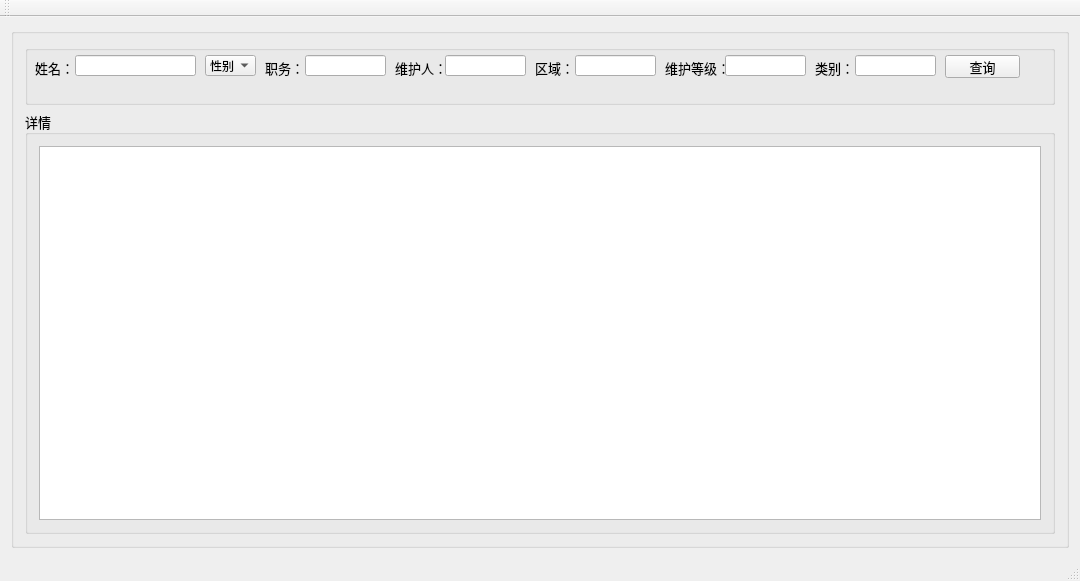
First picture: the form in custwindow.ui, repository Sagittarius/ForWuZhou, before the edit.
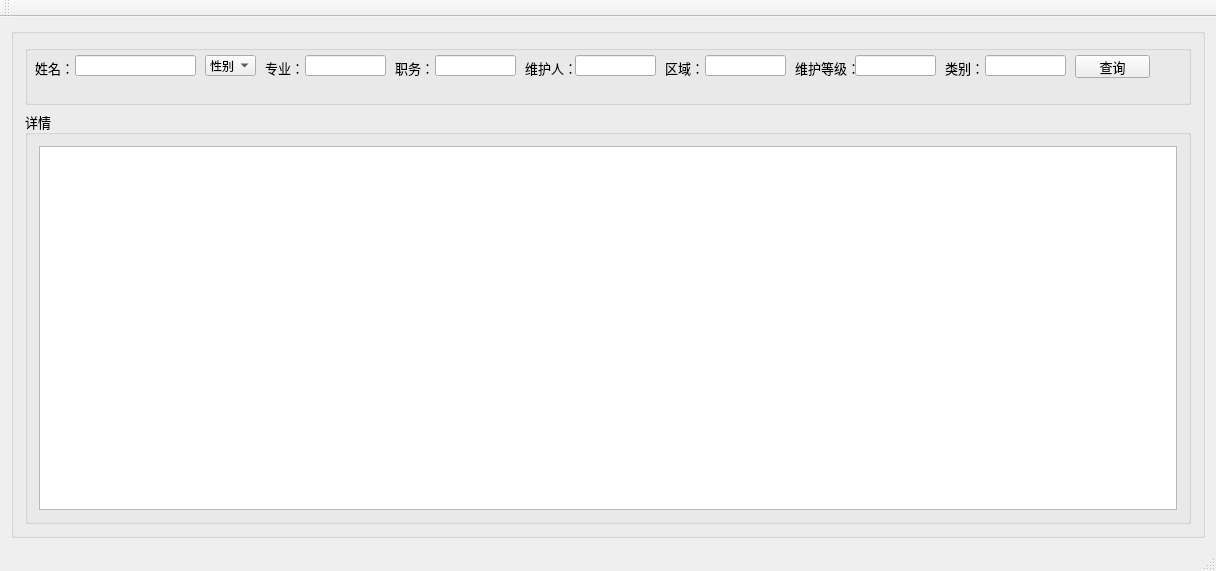
Second picture: the form after the edit. Icons and pictures are not drawn.

```diff
--- a/custwindow.ui
+++ b/custwindow.ui
@@ -6,8 +6,8 @@
    <rect>
     <x>0</x>
     <y>0</y>
-    <width>1080</width>
-    <height>581</height>
+    <width>1216</width>
+    <height>571</height>
    </rect>
   </property>
   <property name="windowTitle">
@@ -113,7 +113,7 @@
          <widget class="QLabel" name="posLabel">
           <property name="geometry">
            <rect>
-            <x>240</x>
+            <x>370</x>
             <y>10</y>
             <width>39</width>
             <height>26</height>
@@ -126,7 +126,7 @@
          <widget class="QLineEdit" name="posEdit">
           <property name="geometry">
            <rect>
-            <x>280</x>
+            <x>410</x>
             <y>10</y>
             <width>81</width>
             <height>21</height>
@@ -136,7 +136,7 @@
          <widget class="QLabel" name="mainPepLabel">
           <property name="geometry">
            <rect>
-            <x>370</x>
+            <x>500</x>
             <y>10</y>
             <width>51</width>
             <height>26</height>
@@ -149,7 +149,7 @@
          <widget class="QLineEdit" name="mainPepEdit">
           <property name="geometry">
            <rect>
-            <x>420</x>
+            <x>550</x>
             <y>10</y>
             <width>81</width>
             <height>21</height>
@@ -159,7 +159,7 @@
          <widget class="QLabel" name="areaLabel">
           <property name="geometry">
            <rect>
-            <x>510</x>
+            <x>640</x>
             <y>10</y>
             <width>51</width>
             <height>26</height>
@@ -172,7 +172,7 @@
          <widget class="QLineEdit" name="areaEdit">
           <property name="geometry">
            <rect>
-            <x>550</x>
+            <x>680</x>
             <y>10</y>
             <width>81</width>
             <height>21</height>
@@ -182,7 +182,7 @@
          <widget class="QLabel" name="mainLevLabel">
           <property name="geometry">
            <rect>
-            <x>640</x>
+            <x>770</x>
             <y>10</y>
             <width>61</width>
             <height>26</height>
@@ -195,7 +195,7 @@
          <widget class="QLineEdit" name="mainLevEdit">
           <property name="geometry">
            <rect>
-            <x>700</x>
+            <x>830</x>
             <y>10</y>
             <width>81</width>
             <height>21</height>
@@ -208,7 +208,7 @@
          <widget class="QPushButton" name="queryButton">
           <property name="geometry">
            <rect>
-            <x>920</x>
+            <x>1050</x>
             <y>10</y>
             <width>75</width>
             <height>23</height>
@@ -221,7 +221,7 @@
          <widget class="QLineEdit" name="cateEdit">
           <property name="geometry">
            <rect>
-            <x>830</x>
+            <x>960</x>
             <y>10</y>
             <width>81</width>
             <height>21</height>
@@ -234,7 +234,7 @@
          <widget class="QLabel" name="cateLabel">
           <property name="geometry">
            <rect>
-            <x>790</x>
+            <x>920</x>
             <y>10</y>
             <width>61</width>
             <height>26</height>
@@ -244,6 +244,29 @@
            <string>类别：</string>
           </property>
          </widget>
+         <widget class="QLineEdit" name="specEdit">
+          <property name="geometry">
+           <rect>
+            <x>280</x>
+            <y>10</y>
+            <width>81</width>
+            <height>21</height>
+           </rect>
+          </property>
+         </widget>
+         <widget class="QLabel" name="specLabel">
+          <property name="geometry">
+           <rect>
+            <x>240</x>
+            <y>10</y>
+            <width>39</width>
+            <height>26</height>
+           </rect>
+          </property>
+          <property name="text">
+           <string>专业：</string>
+          </property>
+         </widget>
         </widget>
        </item>
        <item>
```
Left out of the diff: 8 changed lines with no effect on the pictures.
